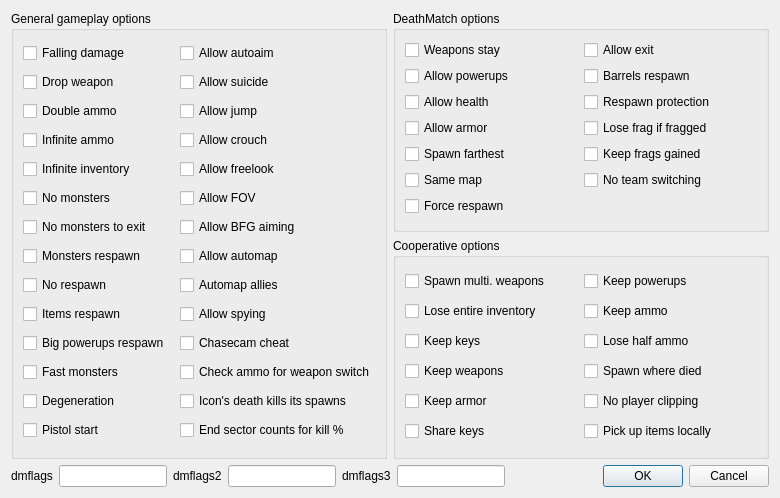
Before: the Qt Designer form Forms/GameOptsDialog.ui in Youda008/DoomRunner, drawn with Qt 5.
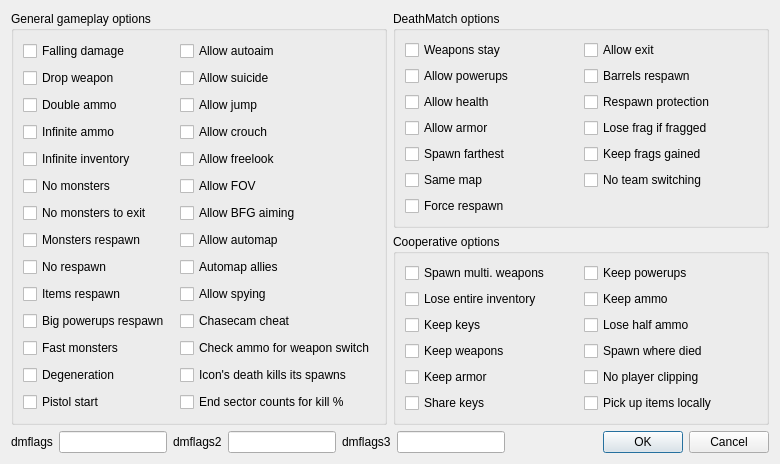
After: the same form once the commit is applied.

```diff
--- a/Forms/GameOptsDialog.ui
+++ b/Forms/GameOptsDialog.ui
@@ -10,7 +10,7 @@
     <x>0</x>
     <y>0</y>
     <width>780</width>
-    <height>498</height>
+    <height>456</height>
    </rect>
   </property>
   <property name="sizePolicy">
```
